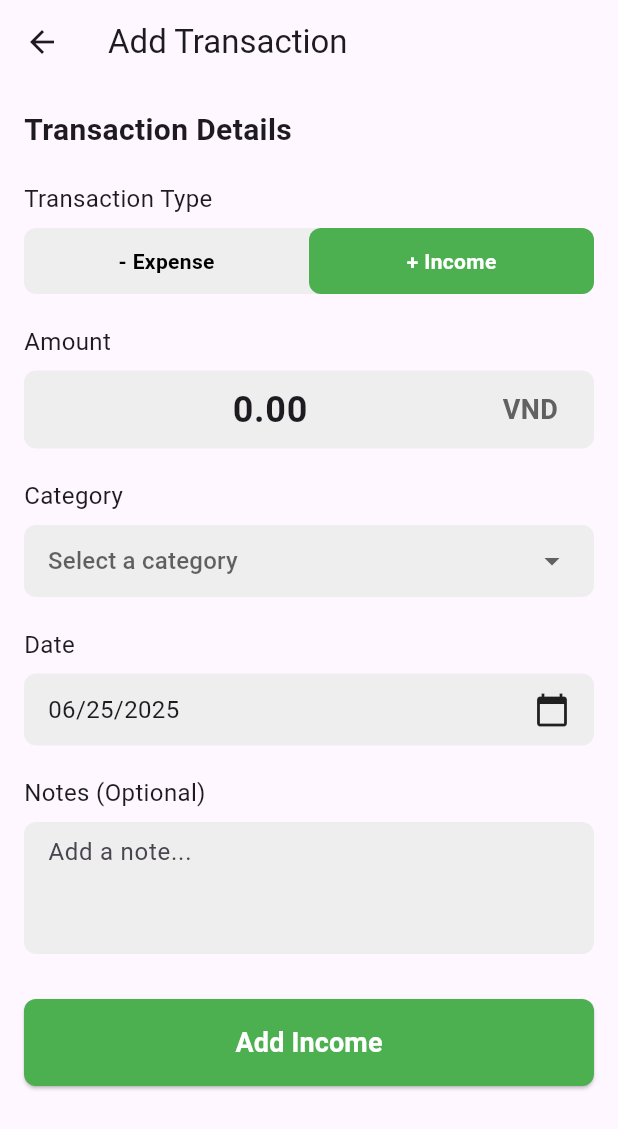
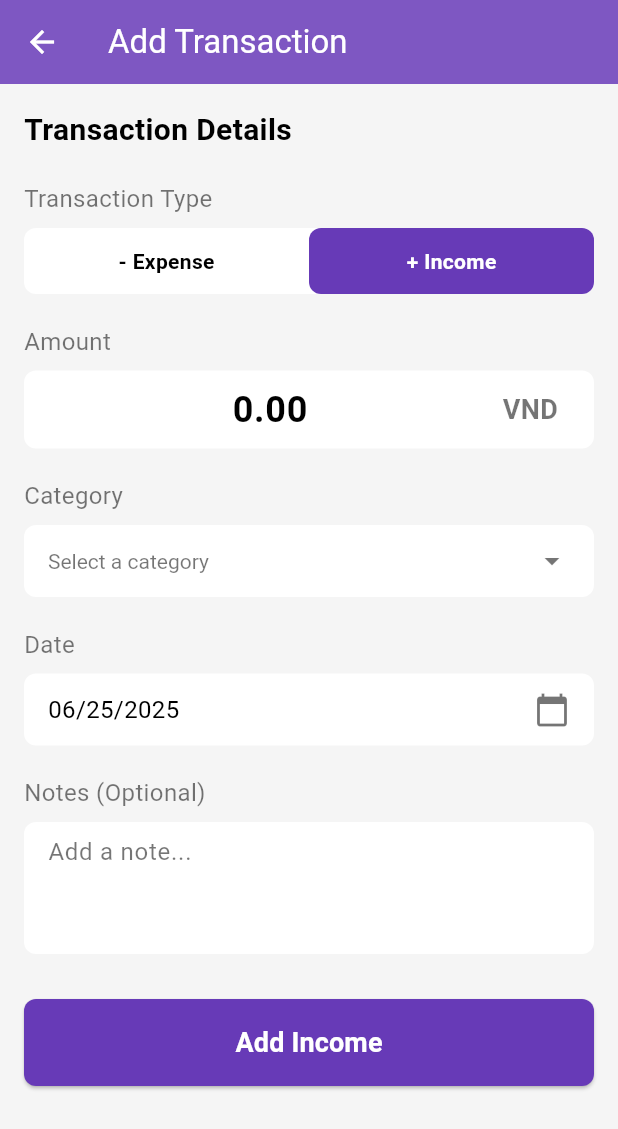
Before and after one commit to HAnh3112/mobile_final_project, a Flutter app: the AddTransactionScreen screen opened directly, on a phone screen of 412 x 824 dp. Shown: the top 1129 px of the screen. Run offline on Flutter 3.47's test engine with Material 3 defaults, Android fonts, the phone set to English and light mode, and no system bars; our stand-ins replace month_picker_dialog.

Commit message:
add_transaction_screen added theme changing

```diff
--- a/lib/QuynhAnh_screens/add_transaction_screen.dart
+++ b/lib/QuynhAnh_screens/add_transaction_screen.dart
@@ -1,4 +1,5 @@
 // lib/add_transaction_screen.dart
+import 'package:final_project/ThemeChanging_HaiAnh/current_theme.dart';
 import 'package:flutter/material.dart';
 
 class AddTransactionScreen extends StatefulWidget {
@@ -44,7 +45,7 @@ class _AddTransactionScreenState extends State<AddTransactionScreen> {
   void initState() {
     super.initState();
     _amountController.text = '0.00';
-    _selectedDate = DateTime(2025, 6, 25); // Set initial date as per image
+    _selectedDate = DateTime(2025, 6, 25);
   }
 
   @override
@@ -57,15 +58,14 @@ class _AddTransactionScreenState extends State<AddTransactionScreen> {
   @override
   Widget build(BuildContext context) {
     return Scaffold(
+      backgroundColor: currentTheme.background_color,
       appBar: AppBar(
+        backgroundColor: currentTheme.tab_bar_color,
         leading: IconButton(
-          icon: const Icon(Icons.arrow_back),
-          onPressed: () {
-            // Handle back button press
-            Navigator.of(context).pop();
-          },
+          icon: Icon(Icons.arrow_back, color: currentTheme.main_button_text_color),
+          onPressed: () => Navigator.of(context).pop(),
         ),
-        title: const Text('Add Transaction'),
+        title: Text('Add Transaction', style: TextStyle(color: currentTheme.main_button_text_color)),
       ),
       body: Padding(
         padding: const EdgeInsets.all(16.0),
@@ -73,40 +73,34 @@ class _AddTransactionScreenState extends State<AddTransactionScreen> {
           child: Column(
             crossAxisAlignment: CrossAxisAlignment.start,
             children: [
-              const Text(
+              Text(
                 'Transaction Details',
-                style: TextStyle(fontSize: 20, fontWeight: FontWeight.bold),
+                style: TextStyle(fontSize: 20, fontWeight: FontWeight.bold, color: currentTheme.main_text_color),
               ),
               const SizedBox(height: 20),
-              const Text('Transaction Type', style: TextStyle(fontSize: 16)),
+              Text('Transaction Type', style: TextStyle(fontSize: 16, color: currentTheme.sub_text_color)),
               const SizedBox(height: 8),
               Container(
                 decoration: BoxDecoration(
-                  color: Colors.grey[200],
+                  color: currentTheme.sub_button_color,
                   borderRadius: BorderRadius.circular(8),
                 ),
                 child: Row(
                   children: [
                     Expanded(
                       child: GestureDetector(
-                        onTap: () {
-                          setState(() {
-                            _isIncome = false;
-                          });
-                        },
+                        onTap: () => setState(() => _isIncome = false),
                         child: Container(
                           padding: const EdgeInsets.symmetric(vertical: 12),
                           decoration: BoxDecoration(
-                            color: !_isIncome
-                                ? Colors.white
-                                : Colors.transparent,
+                            color: !_isIncome ? currentTheme.main_button_color : Colors.transparent,
                             borderRadius: BorderRadius.circular(8),
                           ),
                           alignment: Alignment.center,
                           child: Text(
                             '- Expense',
                             style: TextStyle(
-                              color: !_isIncome ? Colors.red : Colors.black,
+                              color: !_isIncome ? currentTheme.main_button_text_color : currentTheme.main_text_color,
                               fontWeight: FontWeight.bold,
                             ),
                           ),
@@ -115,24 +109,18 @@ class _AddTransactionScreenState extends State<AddTransactionScreen> {
                     ),
                     Expanded(
                       child: GestureDetector(
-                        onTap: () {
-                          setState(() {
-                            _isIncome = true;
-                          });
-                        },
+                        onTap: () => setState(() => _isIncome = true),
                         child: Container(
                           padding: const EdgeInsets.symmetric(vertical: 12),
                           decoration: BoxDecoration(
-                            color: _isIncome
-                                ? Colors.green
-                                : Colors.transparent,
+                            color: _isIncome ? currentTheme.main_button_color : Colors.transparent,
                             borderRadius: BorderRadius.circular(8),
                           ),
                           alignment: Alignment.center,
                           child: Text(
                             '+ Income',
                             style: TextStyle(
-                              color: _isIncome ? Colors.white : Colors.black,
+                              color: _isIncome ? currentTheme.main_button_text_color : currentTheme.main_text_color,
                               fontWeight: FontWeight.bold,
                             ),
                           ),
@@ -143,91 +131,78 @@ class _AddTransactionScreenState extends State<AddTransactionScreen> {
                 ),
               ),
               const SizedBox(height: 20),
-              const Text('Amount', style: TextStyle(fontSize: 16)),
+              Text('Amount', style: TextStyle(fontSize: 16, color: currentTheme.sub_text_color)),
               const SizedBox(height: 8),
               Container(
                 padding: const EdgeInsets.symmetric(horizontal: 16),
                 decoration: BoxDecoration(
-                  color: Colors.grey[200],
+                  color: currentTheme.sub_button_color,
                   borderRadius: BorderRadius.circular(8),
                 ),
                 child: TextField(
                   controller: _amountController,
                   keyboardType: TextInputType.number,
                   textAlign: TextAlign.center,
-                  style: const TextStyle(
+                  style: TextStyle(
                     fontSize: 24,
                     fontWeight: FontWeight.bold,
+                    color: currentTheme.main_text_color,
                   ),
                   decoration: InputDecoration(
-                    // Thay đổi từ const InputDecoration sang InputDecoration
                     border: InputBorder.none,
                     hintText: '0.00',
-                    // --- THÊM DÒNG NÀY ĐỂ HIỂN THỊ ĐƠN VỊ TIỀN TỆ ---
+                    hintStyle: TextStyle(color: currentTheme.sub_text_color),
                     suffixIcon: Padding(
-                      // Sử dụng suffixIcon để đặt widget bên trong
-                      padding: const EdgeInsets.only(
-                        right: 8.0,
-                      ), // Để tạo khoảng cách
+                      padding: const EdgeInsets.only(right: 8.0),
                       child: Text(
-                        'VND', // Hoặc biểu tượng "₫" nếu có font hỗ trợ
+                        'VND',
                         style: TextStyle(
-                          fontSize: 18, // Kích thước font phù hợp
+                          fontSize: 18,
                           fontWeight: FontWeight.bold,
-                          color: Colors.grey[700], // Màu sắc của đơn vị
+                          color: currentTheme.sub_text_color,
                         ),
                       ),
                     ),
-                    suffixIconConstraints: BoxConstraints(
-                      minWidth: 0,
-                      minHeight: 0,
-                    ), // Giúp suffixIcon không chiếm quá nhiều không gian
+                    suffixIconConstraints: const BoxConstraints(minWidth: 0, minHeight: 0),
                   ),
                 ),
               ),
               const SizedBox(height: 20),
-              const Text('Category', style: TextStyle(fontSize: 16)),
+              Text('Category', style: TextStyle(fontSize: 16, color: currentTheme.sub_text_color)),
               const SizedBox(height: 8),
               Container(
                 padding: const EdgeInsets.symmetric(horizontal: 16),
                 decoration: BoxDecoration(
-                  color: Colors.grey[200],
+                  color: currentTheme.sub_button_color,
                   borderRadius: BorderRadius.circular(8),
                 ),
                 child: DropdownButtonHideUnderline(
                   child: DropdownButton<String>(
                     isExpanded: true,
                     value: _selectedCategory,
-                    hint: const Text('Select a category'),
-                    icon: const Icon(Icons.arrow_drop_down),
-                    onChanged: (String? newValue) {
-                      setState(() {
-                        _selectedCategory = newValue;
-                      });
-                    },
-                    items: _categories.map<DropdownMenuItem<String>>((
-                      String value,
-                    ) {
+                    hint: Text('Select a category', style: TextStyle(color: currentTheme.sub_text_color)),
+                    icon: Icon(Icons.arrow_drop_down, color: currentTheme.sub_text_color),
+                    onChanged: (String? newValue) => setState(() => _selectedCategory = newValue),
+                    style: TextStyle(color: currentTheme.main_text_color),
+                    dropdownColor: currentTheme.sub_button_color,
+                    items: _categories.map<DropdownMenuItem<String>>((String value) {
                       return DropdownMenuItem<String>(
                         value: value,
-                        child: Text(value),
+                        child: Text(value, style: TextStyle(color: currentTheme.main_text_color)),
                       );
                     }).toList(),
                   ),
                 ),
               ),
               const SizedBox(height: 20),
-              const Text('Date', style: TextStyle(fontSize: 16)),
+              Text('Date', style: TextStyle(fontSize: 16, color: currentTheme.sub_text_color)),
               const SizedBox(height: 8),
               GestureDetector(
                 onTap: () => _selectDate(context),
                 child: Container(
-                  padding: const EdgeInsets.symmetric(
-                    horizontal: 16,
-                    vertical: 12,
-                  ),
+                  padding: const EdgeInsets.symmetric(horizontal: 16, vertical: 12),
                   decoration: BoxDecoration(
-                    color: Colors.grey[200],
+                    color: currentTheme.sub_button_color,
                     borderRadius: BorderRadius.circular(8),
                   ),
                   child: Row(
@@ -235,28 +210,30 @@ class _AddTransactionScreenState extends State<AddTransactionScreen> {
                     children: [
                       Text(
                         '${_selectedDate.month.toString().padLeft(2, '0')}/${_selectedDate.day.toString().padLeft(2, '0')}/${_selectedDate.year}',
-                        style: const TextStyle(fontSize: 16),
+                        style: TextStyle(fontSize: 16, color: currentTheme.main_text_color),
                       ),
-                      const Icon(Icons.calendar_today),
+                      Icon(Icons.calendar_today, color: currentTheme.sub_text_color),
                     ],
                   ),
                 ),
               ),
               const SizedBox(height: 20),
-              const Text('Notes (Optional)', style: TextStyle(fontSize: 16)),
+              Text('Notes (Optional)', style: TextStyle(fontSize: 16, color: currentTheme.sub_text_color)),
               const SizedBox(height: 8),
               Container(
                 padding: const EdgeInsets.symmetric(horizontal: 16),
                 decoration: BoxDecoration(
-                  color: Colors.grey[200],
+                  color: currentTheme.sub_button_color,
                   borderRadius: BorderRadius.circular(8),
                 ),
                 child: TextField(
                   controller: _notesController,
                   maxLines: 3,
-                  decoration: const InputDecoration(
+                  style: TextStyle(color: currentTheme.main_text_color),
+                  decoration: InputDecoration(
                     border: InputBorder.none,
                     hintText: 'Add a note...',
+                    hintStyle: TextStyle(color: currentTheme.sub_text_color),
                   ),
                 ),
               ),
@@ -265,17 +242,14 @@ class _AddTransactionScreenState extends State<AddTransactionScreen> {
                 width: double.infinity,
                 child: ElevatedButton(
                   onPressed: () {
-                    // Handle Add Income/Expense button press
-                    print(
-                      'Transaction Type: ${_isIncome ? "Income" : "Expense"}',
-                    );
+                    print('Transaction Type: ${_isIncome ? "Income" : "Expense"}');
                     print('Amount: ${_amountController.text}');
                     print('Category: ${_selectedCategory ?? "N/A"}');
                     print('Date: ${_selectedDate.toLocal()}');
                     print('Notes: ${_notesController.text}');
                   },
                   style: ElevatedButton.styleFrom(
-                    backgroundColor: Colors.green, // Background color
+                    backgroundColor: currentTheme.main_button_color,
                     padding: const EdgeInsets.symmetric(vertical: 16),
                     shape: RoundedRectangleBorder(
                       borderRadius: BorderRadius.circular(8),
@@ -283,9 +257,9 @@ class _AddTransactionScreenState extends State<AddTransactionScreen> {
                   ),
                   child: Text(
                     _isIncome ? 'Add Income' : 'Add Expense',
-                    style: const TextStyle(
+                    style: TextStyle(
                       fontSize: 18,
-                      color: Colors.white,
+                      color: currentTheme.main_button_text_color,
                       fontWeight: FontWeight.bold,
                     ),
                   ),
--- a/lib/QuynhAnh_screens/dashboard.dart
+++ b/lib/QuynhAnh_screens/dashboard.dart
@@ -45,7 +45,7 @@ class _DashboardScreenState extends State<DashboardScreen> {
         ),
         actions: [
           IconButton(
-            icon: Icon(Icons.palette_outlined, color: currentTheme.sub_text_color),
+            icon: Icon((currentTheme == lightTheme)? Icons.light_mode:Icons.dark_mode, color: currentTheme.sub_text_color),
             onPressed: () {setState(() {
               if(currentTheme == lightTheme){
                 currentTheme = darkTheme;
```
